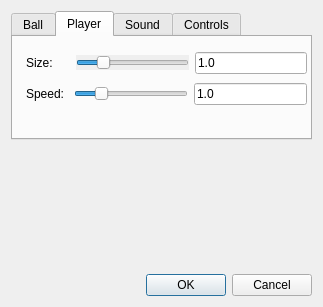
Before: the Qt Designer form options.ui in Many98/Pong_qt, drawn with Qt 5.
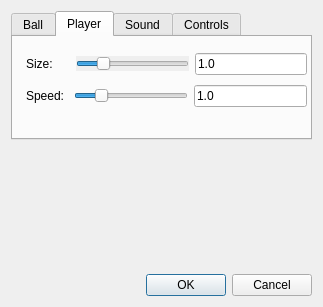
After: the same form once the commit is applied. The open tabs and pages were chosen to show the change.

```diff
--- a/options.ui
+++ b/options.ui
@@ -137,7 +137,7 @@
            <x>13</x>
            <y>12</y>
            <width>281</width>
-           <height>61</height>
+           <height>62</height>
           </rect>
          </property>
          <layout class="QVBoxLayout" name="verticalLayout_3">
```
Left out of the diff: 4 changed lines with no effect on the pictures.
